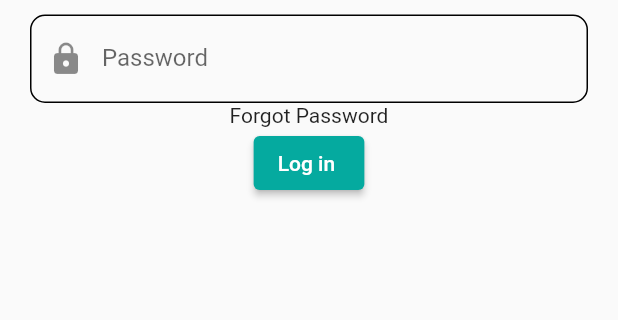
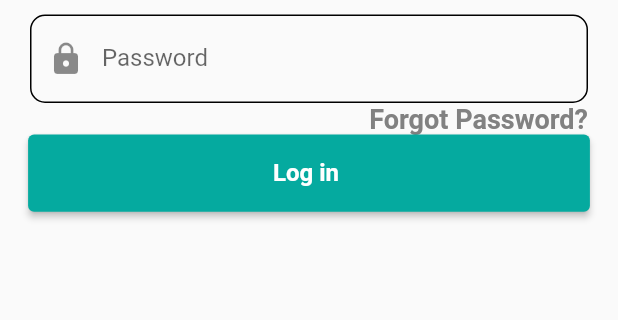
Before and after one commit to sayanths/text_calicut, a Flutter app: the screen it shows after launch, on a phone screen of 412 x 824 dp, the part 254-574 px from its top. Run offline on Flutter 3.47's test engine with Material 2 defaults, Android fonts, the light colour scheme and no system bars.

Commit message:
login ui completed

```diff
--- a/lib/app/core/colors.dart
+++ b/lib/app/core/colors.dart
@@ -2,3 +2,5 @@ import 'package:flutter/animation.dart';
 import 'package:flutter/material.dart';
 
 const Color green = Color.fromARGB(255, 5, 170, 159);
+
+const Color grey = Color.fromARGB(255, 129, 129, 129);
--- a/lib/app/core/widget.dart
+++ b/lib/app/core/widget.dart
@@ -7,3 +7,7 @@ const SizedBox height10 = SizedBox(
 const SizedBox height30 = SizedBox(
   height: 30,
 );
+
+const SizedBox height50 = SizedBox(
+  height: 50,
+);
--- a/lib/app/login_page/view/login_page.dart
+++ b/lib/app/login_page/view/login_page.dart
@@ -8,8 +8,10 @@ class LoginPage extends StatelessWidget {
 
   @override
   Widget build(BuildContext context) {
+    final Size size = MediaQuery.of(context).size;
     return Scaffold(
       body: SafeArea(
+        child: SingleChildScrollView(
           child: Column(
             children: [
               Center(
@@ -31,11 +33,34 @@ class LoginPage extends StatelessWidget {
                 title: 'Password',
                 icon: Icons.lock,
               ),
-            Text("Forgot Password"),
-            ElevatedButton(onPressed: (){}, child: Text("Log in "),style: ElevatedButton.styleFrom(
+              const Padding(
+                padding: EdgeInsets.symmetric(horizontal: 20),
+                child: Align(
+                    alignment: Alignment.centerRight,
+                    child: Text(
+                      "Forgot Password?",
+                      style: TextStyle(
+                          fontSize: 18,
+                          fontWeight: FontWeight.bold,
+                          color: grey),
+                    )),
+              ),
+              SizedBox(
+                width: size.width / 1.1,
+                height: size.height / 16,
+                child: ElevatedButton(
+                  onPressed: () {},
+                  style: ElevatedButton.styleFrom(
                     backgroundColor: green,
-            ),)
+                  ),
+                  child: const Text(
+                    "Log in ",
+                    style: TextStyle(fontSize: 16, fontWeight: FontWeight.bold),
+                  ),
+                ),
+              )
             ],
+          ),
         ),
       ),
     );
```
Lines whose indentation alone changed are shown as unchanged.
